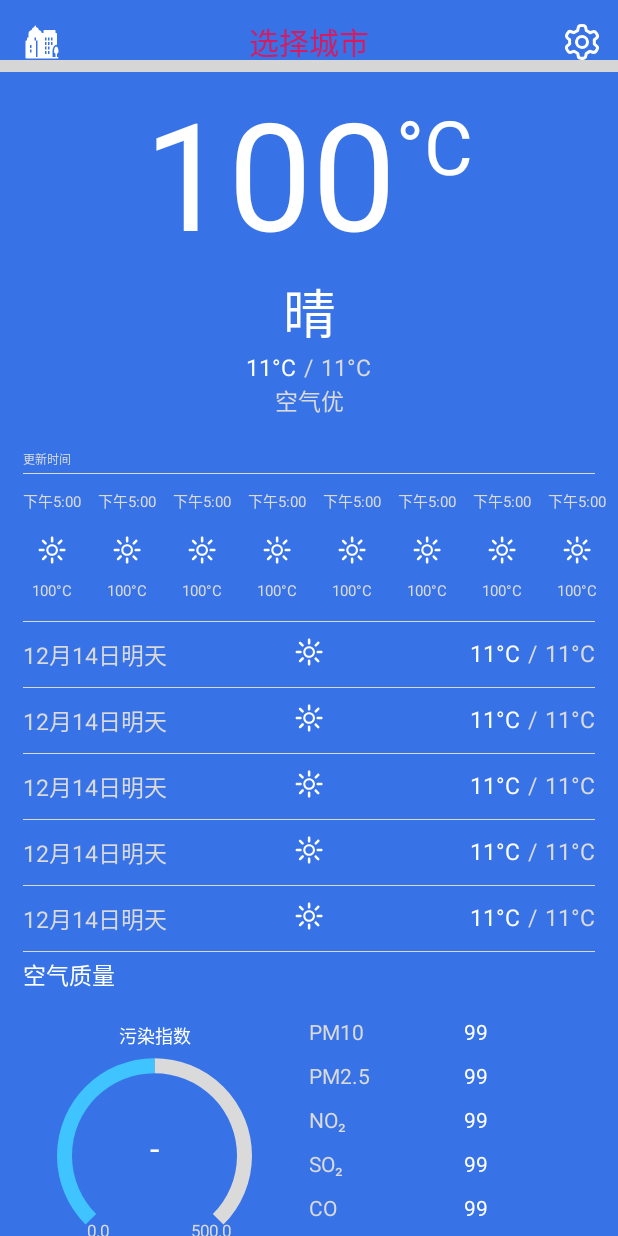
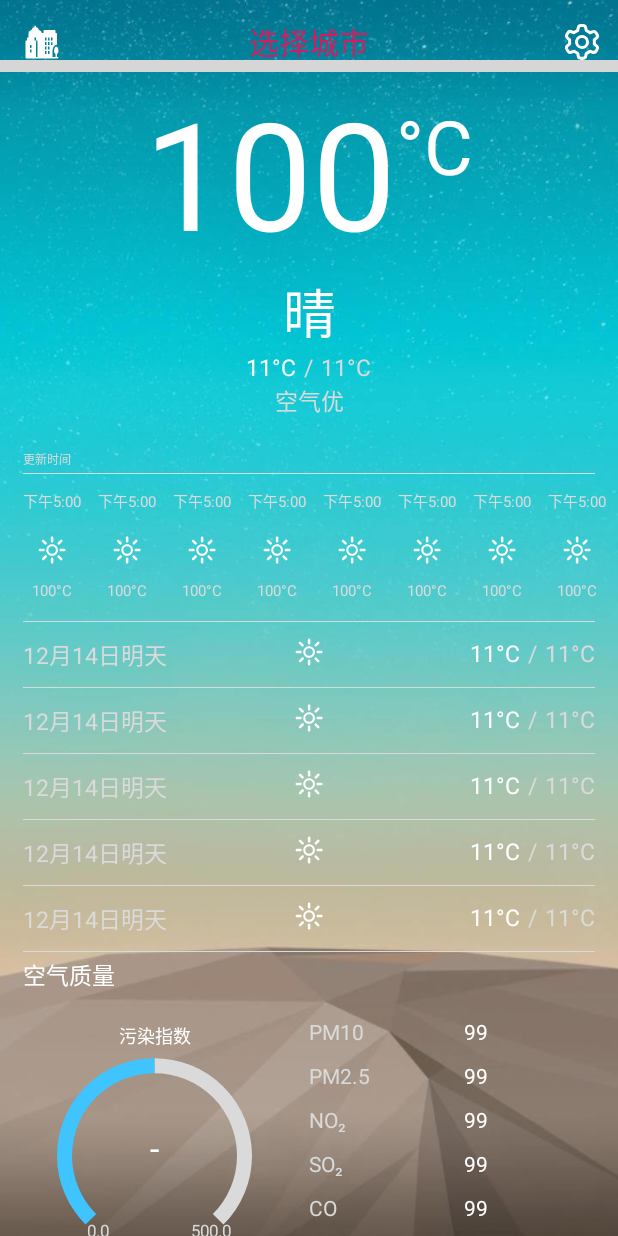
Before and after one commit to objectyan/WeatherBaby, an Android app: the screen it shows after launch (MainActivity), on a phone screen of 412 x 824 dp. Run offline under Robolectric (Android 15) with nearby library versions, the phone set to English and light mode, and no system bars; our stand-ins replace ButterKnife; libraries missing offline, so code that uses them is left out: me.relex.circleindicator; plain views replace CircleIndicator; 2 statements that could not run were skipped; grey boxes are pictures that could not be loaded.

Commit message:
修改样式

```diff
--- a/app/build.gradle
+++ b/app/build.gradle
@@ -32,6 +32,7 @@ dependencies {
     implementation 'com.google.android.material:material:1.0.0-beta01'
     implementation 'androidx.legacy:legacy-support-v4:1.0.0-beta01'
     implementation 'androidx.lifecycle:lifecycle-extensions:2.0.0-beta01'
+    implementation 'androidx.vectordrawable:vectordrawable:1.0.0-beta01'
     testImplementation 'junit:junit:4.12'
     androidTestImplementation 'androidx.test:runner:1.1.0-alpha4'
     androidTestImplementation 'androidx.test.espresso:espresso-core:3.1.0-alpha4'
--- a/app/src/main/java/me/objectyan/weatherbaby/BaseActivity.java
+++ b/app/src/main/java/me/objectyan/weatherbaby/activities/BaseActivity.java
@@ -1,11 +1,9 @@
-package me.objectyan.weatherbaby;
+package me.objectyan.weatherbaby.activities;
 
 import android.os.Bundle;
-import android.view.View;
 
+import androidx.annotation.Nullable;
 import androidx.appcompat.app.AppCompatActivity;
-import androidx.annotation.Nullable;
-import butterknife.ButterKnife;
 
 public abstract class BaseActivity extends AppCompatActivity {
     @Override
--- a/app/src/main/res/layout/activity_main.xml
+++ b/app/src/main/res/layout/activity_main.xml
@@ -5,8 +5,7 @@
     xmlns:tools="http://schemas.android.com/tools"
     android:layout_width="match_parent"
     android:layout_height="match_parent"
-    android:background="@color/colorPrimary"
-    tools:context=".MainActivity">
+    tools:context=".activities.MainActivity">
 
     <include layout="@layout/main_header" />
 
--- a/app/src/main/res/menu/menu_header.xml
+++ b/app/src/main/res/menu/menu_header.xml
@@ -1,11 +1,11 @@
 <menu xmlns:android="http://schemas.android.com/apk/res/android"
     xmlns:app="http://schemas.android.com/apk/res-auto"
     xmlns:tools="http://schemas.android.com/tools"
-    tools:context="me.objectyan.weatherbaby.MainActivity">
+    tools:context="me.objectyan.weatherbaby.activities.MainActivity">
     <item
-        android:id="@+id/action_settings"
+        android:id="@+id/menu_main_settings"
+        android:icon="@drawable/ic_toolbar_setting"
         android:orderInCategory="100"
-        android:icon="@drawable/ic_toolbar_setting"
         android:title="@string/toolbar_menu_settings"
         app:showAsAction="always" />
 </menu>
--- a/app/src/main/res/values/colors.xml
+++ b/app/src/main/res/values/colors.xml
@@ -1,8 +1,5 @@
 <?xml version="1.0" encoding="utf-8"?>
 <resources>
-    <color name="colorPrimary">#3773E7</color>
-
-    <color name="colorPrimaryDark">#3773E7</color>
     <color name="colorAccent">#D81B60</color>
 
     <color name="transparent">#00000000</color>
--- a/app/src/main/res/values/strings.xml
+++ b/app/src/main/res/values/strings.xml
@@ -33,4 +33,8 @@
     <string name="Wind">风向风力</string>
     <string name="Wind_Direction">风向</string>
     <string name="Wind_Power">风力</string>
+
+    <!-- 城市管理 -->
+    <string name="title_activity_city_manage">城市管理</string>
+
 </resources>
--- a/app/src/main/res/values/styles.xml
+++ b/app/src/main/res/values/styles.xml
@@ -1,17 +1,17 @@
-<resources>
+<?xml version="1.0" encoding="utf-8"?>
+<resources xmlns:tools="http://schemas.android.com/tools">
 
-    <!-- Base application theme. -->
-    <style name="AppTheme" parent="Theme.AppCompat.Light.DarkActionBar">
-        <!-- Customize your theme here. -->
-        <item name="colorPrimary">@color/colorPrimary</item>
-        <item name="colorPrimaryDark">@color/colorPrimary</item>
+    <style name="AppTheme" parent="Theme.AppCompat.Light.NoActionBar">
+        <item name="android:windowIsTranslucent">true</item>
+        <item name="android:screenOrientation">portrait</item>
+        <item name="android:windowBackground">@mipmap/wallpaper_defalut</item>
         <item name="colorAccent">@color/colorAccent</item>
         <item name="android:textViewStyle">@style/AppTheme.TextViewStyle</item>
+        <item name="android:statusBarColor" tools:ignore="NewApi">@color/transparent</item>
     </style>
 
-    <style name="AppTheme.NoActionBar">
-        <item name="windowActionBar">true</item>
-        <item name="windowNoTitle">true</item>
+    <style name="AppTheme.Light" parent="AppTheme">
+        <item name="actionBarPopupTheme">@null</item>
     </style>
 
     <style name="AppTheme.AppBarOverlay" parent="ThemeOverlay.AppCompat.Dark.ActionBar" />
```
Also changed, not shown: app/src/main/AndroidManifest.xml (+5 -3 lines), app/src/main/java/me/objectyan/weatherbaby/CityActivity.java (deleted, +0 -32 lines), app/src/main/java/me/objectyan/weatherbaby/activities/CityManageActivity.java (added, +21 -0 lines), app/src/main/java/me/objectyan/weatherbaby/activities/MainActivity.java (renamed from app/src/main/java/me/objectyan/weatherbaby/MainActivity.java, +14 -23 lines), app/src/main/res/layout/activity_city.xml (deleted, +0 -27 lines), app/src/main/res/layout/activity_city_manage.xml (added, +74 -0 lines), app/src/main/res/mipmap-xhdpi/wallpaper_defalut.jpg (added).
